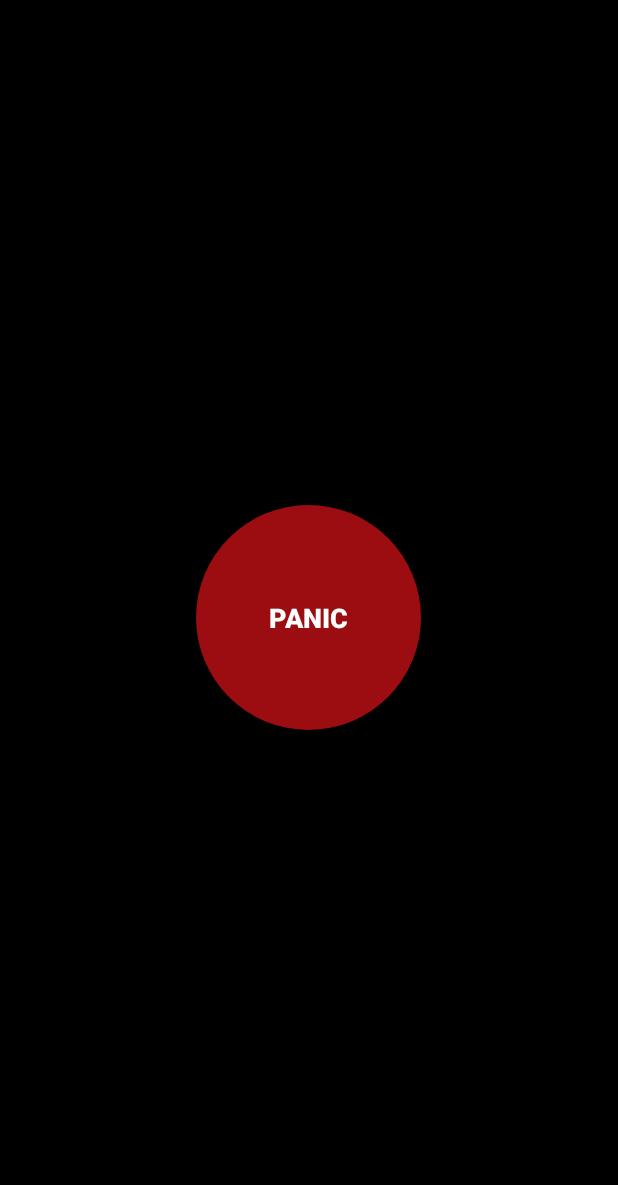
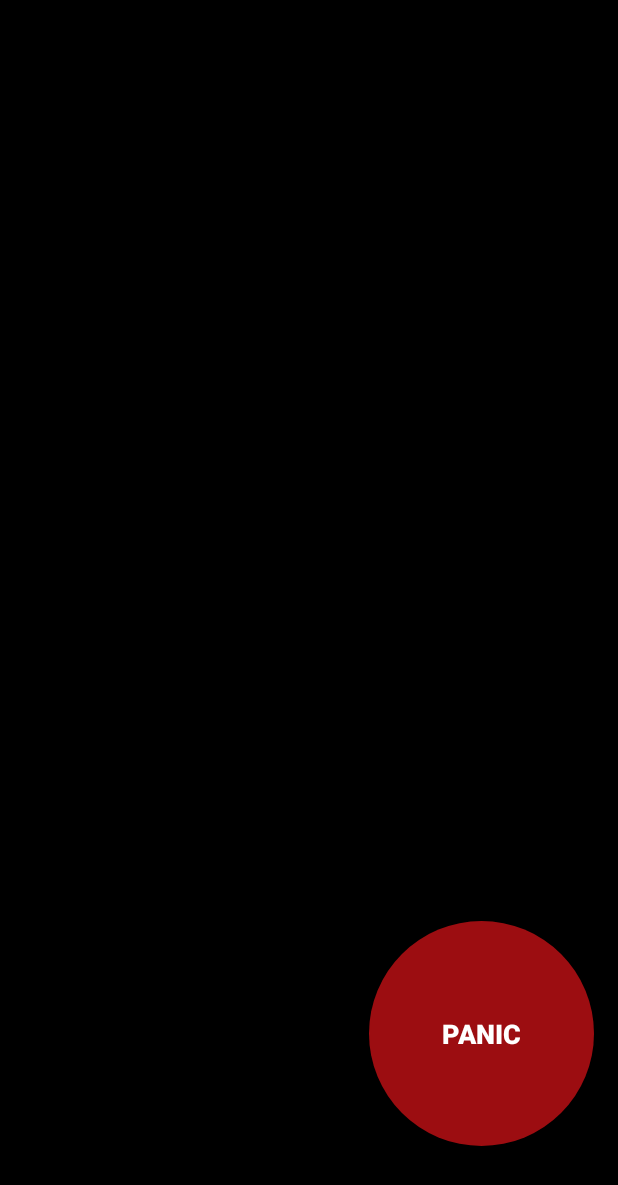
Before and after one commit to vladyegorin/sanity_quiz_mm2025, an Android app: the InsideQuiz screen opened directly, with no data from a screen before it, on a phone screen of 412 x 824 dp. Shown: the top 1185 px of the screen. Run offline under Robolectric (Android 15) with nearby library versions, the phone set to English and light mode, and no system bars.

Commit message:
super kind main activity, rules activity added. new pulsations for different madness levels

```diff
--- a/app/src/main/AndroidManifest.xml
+++ b/app/src/main/AndroidManifest.xml
@@ -23,6 +23,8 @@
         </activity>
         <activity android:name=".InsideQuiz">
         </activity>
+        <activity android:name=".RulesActivity">
+        </activity>
     </application>
 
 </manifest>
--- a/app/src/main/java/com/example/myapplication/InsideQuiz.kt
+++ b/app/src/main/java/com/example/myapplication/InsideQuiz.kt
@@ -12,13 +12,18 @@ class InsideQuiz: AppCompatActivity() {
         enableEdgeToEdge()
         setContentView(R.layout.insidequiz)
         val panicButton = findViewById<Button>(R.id.panicButton)
+        //30+
+        val pulseAnimation = AnimationUtils.loadAnimation(this, R.anim.pulsation_animation)
+        //60+
+        val pulseAnimationExtra = AnimationUtils.loadAnimation(this, R.anim.pulsation_animation_extra)
+        //100
+        val pulseAnimation100 = AnimationUtils.loadAnimation(this, R.anim.pulsation_animation_100)
+        panicButton.startAnimation(pulseAnimation)
         panicButton.setOnClickListener {
-
+            panicButton.startAnimation(pulseAnimation100)
         }
 
-        val pulseAnimation = AnimationUtils.loadAnimation(this, R.anim.pulsation_animation)
 
 
-        panicButton.startAnimation(pulseAnimation)
     }
 }
--- a/app/src/main/java/com/example/myapplication/MainActivity.kt
+++ b/app/src/main/java/com/example/myapplication/MainActivity.kt
@@ -16,7 +16,7 @@ class MainActivity : AppCompatActivity() {
         val startQuizButton = findViewById<Button>(R.id.startQuizButton)
 
         startQuizButton.setOnClickListener {
-            val intent = Intent(this, InsideQuiz::class.java)
+            val intent = Intent(this, RulesActivity::class.java)
             startActivity(intent)
             finish()
         }
--- /dev/null
+++ b/app/src/main/res/anim/pulsation_animation_100.xml
@@ -0,0 +1,19 @@
+<?xml version="1.0" encoding="utf-8"?>
+<set xmlns:android="http://schemas.android.com/apk/res/android">
+    <scale
+        android:fromXScale="1.0"
+        android:toXScale="1.5"
+        android:fromYScale="1.0"
+        android:toYScale="1.5"
+        android:pivotX="50%"
+        android:pivotY="50%"
+        android:duration="400"
+        android:repeatCount="infinite"
+        android:repeatMode="reverse" />
+    <alpha
+        android:fromAlpha="1.0"
+        android:toAlpha="0.5"
+        android:duration="1000"
+        android:repeatCount="infinite"
+        android:repeatMode="reverse" />
+</set>
--- /dev/null
+++ b/app/src/main/res/anim/pulsation_animation_extra.xml
@@ -0,0 +1,19 @@
+<?xml version="1.0" encoding="utf-8"?>
+<set xmlns:android="http://schemas.android.com/apk/res/android">
+    <scale
+        android:fromXScale="1.0"
+        android:toXScale="1.5"
+        android:fromYScale="1.0"
+        android:toYScale="1.5"
+        android:pivotX="50%"
+        android:pivotY="50%"
+        android:duration="600"
+        android:repeatCount="infinite"
+        android:repeatMode="reverse" />
+    <alpha
+        android:fromAlpha="1.0"
+        android:toAlpha="0.5"
+        android:duration="1000"
+        android:repeatCount="infinite"
+        android:repeatMode="reverse" />
+</set>
--- a/app/src/main/res/layout/insidequiz.xml
+++ b/app/src/main/res/layout/insidequiz.xml
@@ -2,13 +2,7 @@
 <androidx.constraintlayout.widget.ConstraintLayout xmlns:android="http://schemas.android.com/apk/res/android"
     android:layout_width="match_parent"
     android:layout_height="match_parent"
-    xmlns:app="http://schemas.android.com/apk/res-auto">
-
-
-    <RelativeLayout
-        xmlns:android="http://schemas.android.com/apk/res/android"
-        android:layout_width="match_parent"
-        android:layout_height="match_parent"
+    xmlns:app="http://schemas.android.com/apk/res-auto"
     android:background="#000000">
 
     <!-- Panic Button -->
@@ -23,7 +17,10 @@
         android:textSize="18sp"
         android:textStyle="bold"
         android:gravity="center"
-            android:layout_centerInParent="true"
-            android:stateListAnimator="@null" /> <!-- Disable default button elevation animation -->
-    </RelativeLayout>
+        android:stateListAnimator="@null"
+        app:layout_constraintBottom_toBottomOf="parent"
+        app:layout_constraintEnd_toEndOf="parent"
+        android:layout_marginEnd="16dp"
+        android:layout_marginBottom="60dp" />
+
 </androidx.constraintlayout.widget.ConstraintLayout>
--- /dev/null
+++ b/app/src/main/res/layout/rules.xml
@@ -0,0 +1,6 @@
+<?xml version="1.0" encoding="utf-8"?>
+<androidx.constraintlayout.widget.ConstraintLayout xmlns:android="http://schemas.android.com/apk/res/android"
+    android:layout_width="match_parent"
+    android:layout_height="match_parent">
+
+</androidx.constraintlayout.widget.ConstraintLayout>
```
Also changed, not shown: app/src/main/java/com/example/myapplication/RulesActivity.kt (added, +7 -0 lines), app/src/main/res/layout/activity_main.xml (+51 -59 lines). Lines whose indentation alone changed are shown as unchanged.
